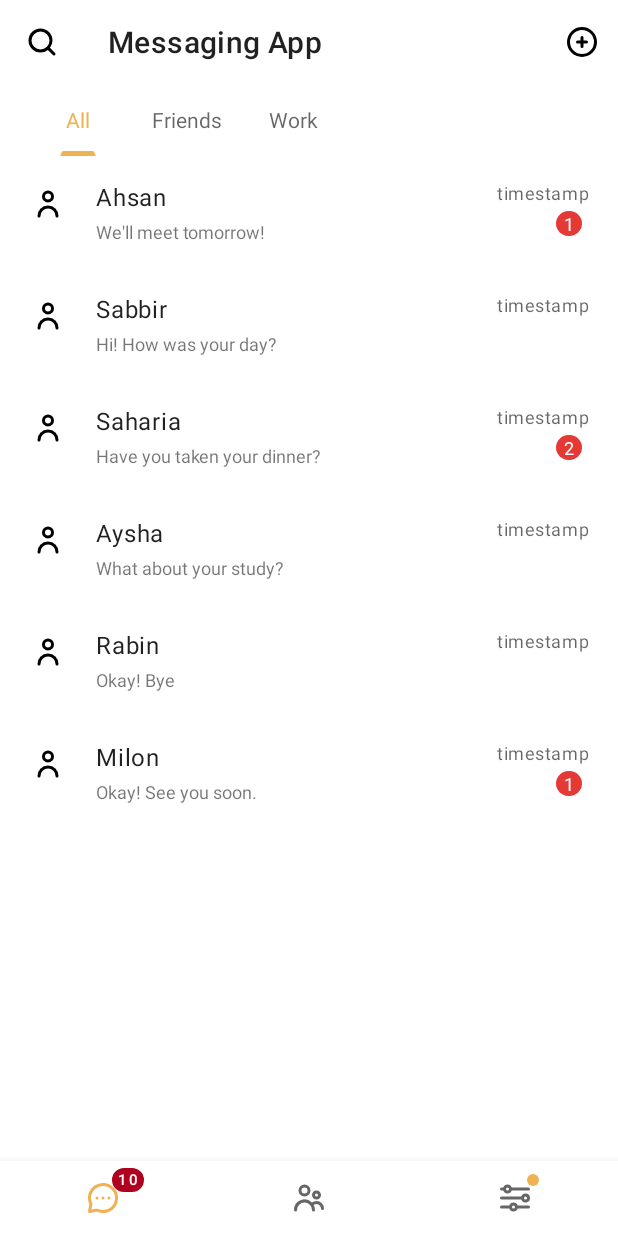
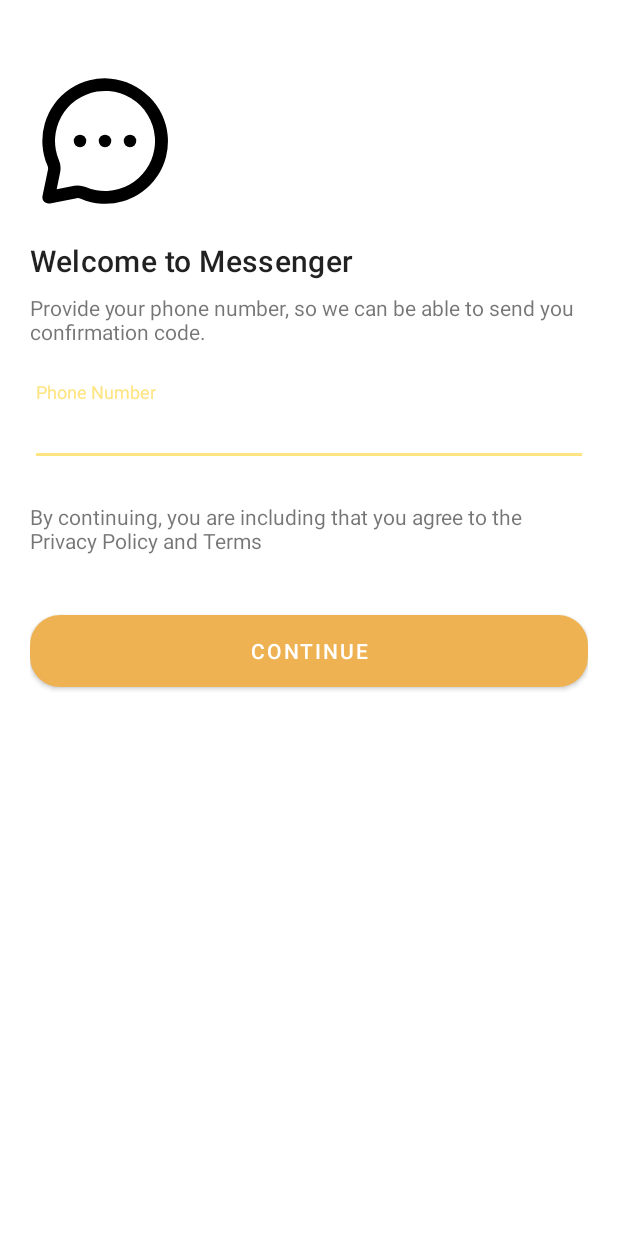
Before and after one commit to qubictech/android_telegram_redesign, an Android app: the screen it shows after launch (MainActivity before the commit, UserSignActivity after it), on a phone screen of 412 x 824 dp. Run offline under Robolectric (Android 15) with nearby library versions, the phone set to English and light mode, and no system bars.

Commit message:
sign in and sign up ui design

```diff
--- a/app/src/main/AndroidManifest.xml
+++ b/app/src/main/AndroidManifest.xml
@@ -17,7 +17,8 @@
         android:supportsRtl="true"
         android:theme="@style/AppTheme"
         tools:ignore="GoogleAppIndexingWarning">
-        <activity android:name=".main.ChatActivity"></activity>
+        <activity android:name=".main.UserSignActivity"></activity>
+        <activity android:name=".main.ChatActivity" />
         <activity android:name=".main.MainActivity" />
         <activity android:name=".main.SplashActivity">
             <intent-filter>
--- a/app/src/main/java/com/tarms/bd/messagingapp/fragment/ChatListFragment.kt
+++ b/app/src/main/java/com/tarms/bd/messagingapp/fragment/main/ChatListFragment.kt
@@ -1,4 +1,4 @@
-package com.tarms.bd.messagingapp.fragment
+package com.tarms.bd.messagingapp.fragment.main
 
 
 import android.os.Bundle
@@ -13,10 +13,8 @@ import androidx.viewpager.widget.ViewPager
 import com.google.android.material.tabs.TabLayout
 import com.tarms.bd.messagingapp.R
 import com.tarms.bd.messagingapp.adapter.ChatTabAdapter
-import com.tarms.bd.messagingapp.data.Chat
 import com.tarms.bd.messagingapp.fragment.tabs.ChatTabFragment
 import com.tarms.bd.messagingapp.repository.MyViewModel
-import java.util.*
 
 
 class ChatListFragment : Fragment() {
--- a/app/src/main/java/com/tarms/bd/messagingapp/fragment/ContactListFragment.kt
+++ b/app/src/main/java/com/tarms/bd/messagingapp/fragment/main/ContactListFragment.kt
@@ -1,4 +1,4 @@
-package com.tarms.bd.messagingapp.fragment
+package com.tarms.bd.messagingapp.fragment.main
 
 
 import android.Manifest
--- a/app/src/main/java/com/tarms/bd/messagingapp/fragment/MoreFragment.kt
+++ b/app/src/main/java/com/tarms/bd/messagingapp/fragment/main/MoreFragment.kt
@@ -1,4 +1,4 @@
-package com.tarms.bd.messagingapp.fragment
+package com.tarms.bd.messagingapp.fragment.main
 
 import android.content.Context
 import android.net.Uri
--- /dev/null
+++ b/app/src/main/java/com/tarms/bd/messagingapp/fragment/sign/SignInFragment.kt
@@ -0,0 +1,26 @@
+package com.tarms.bd.messagingapp.fragment.sign
+
+
+import android.os.Bundle
+import androidx.fragment.app.Fragment
+import android.view.LayoutInflater
+import android.view.View
+import android.view.ViewGroup
+
+import com.tarms.bd.messagingapp.R
+
+/**
+ * A simple [Fragment] subclass.
+ */
+class SignInFragment : Fragment() {
+
+    override fun onCreateView(
+        inflater: LayoutInflater, container: ViewGroup?,
+        savedInstanceState: Bundle?
+    ): View? {
+        // Inflate the layout for this fragment
+        return inflater.inflate(R.layout.fragment_sign_in, container, false)
+    }
+
+
+}
--- a/app/src/main/java/com/tarms/bd/messagingapp/main/SplashActivity.kt
+++ b/app/src/main/java/com/tarms/bd/messagingapp/main/SplashActivity.kt
@@ -13,9 +13,9 @@ class SplashActivity : AppCompatActivity() {
         setContentView(R.layout.activity_splash)
 
 
-        Handler().postDelayed(Runnable {
+        Handler().postDelayed({
             startActivity(Intent(applicationContext,
-                MainActivity::class.java))
+                UserSignActivity::class.java))
             finish()
         },300)
     }
--- /dev/null
+++ b/app/src/main/java/com/tarms/bd/messagingapp/main/UserSignActivity.kt
@@ -0,0 +1,18 @@
+package com.tarms.bd.messagingapp.main
+
+import android.os.Bundle
+import androidx.appcompat.app.AppCompatActivity
+import com.tarms.bd.messagingapp.R
+import com.tarms.bd.messagingapp.fragment.sign.SignInFragment
+
+class UserSignActivity : AppCompatActivity() {
+
+    override fun onCreate(savedInstanceState: Bundle?) {
+        super.onCreate(savedInstanceState)
+        setContentView(R.layout.activity_user_sign)
+
+        if (savedInstanceState == null)
+            supportFragmentManager.beginTransaction()
+                .add(R.id.fragment_container, SignInFragment()).commit()
+    }
+}
--- /dev/null
+++ b/app/src/main/res/layout/activity_user_sign.xml
@@ -0,0 +1,8 @@
+<?xml version="1.0" encoding="utf-8"?>
+<FrameLayout xmlns:android="http://schemas.android.com/apk/res/android"
+    xmlns:app="http://schemas.android.com/apk/res-auto"
+    xmlns:tools="http://schemas.android.com/tools"
+    android:layout_width="match_parent"
+    android:id="@+id/fragment_container"
+    android:layout_height="match_parent"
+    tools:context=".main.UserSignActivity"/>
--- a/app/src/main/res/layout/fragment_chat_list.xml
+++ b/app/src/main/res/layout/fragment_chat_list.xml
@@ -4,7 +4,7 @@
     xmlns:tools="http://schemas.android.com/tools"
     android:layout_width="match_parent"
     android:layout_height="match_parent"
-    tools:context=".fragment.ChatListFragment">
+    tools:context=".fragment.main.ChatListFragment">
 
     <com.google.android.material.appbar.AppBarLayout
         app:liftOnScroll="true"
--- a/app/src/main/res/layout/fragment_contact_list.xml
+++ b/app/src/main/res/layout/fragment_contact_list.xml
@@ -4,7 +4,7 @@
     android:layout_width="match_parent"
     android:layout_height="match_parent"
     xmlns:app="http://schemas.android.com/apk/res-auto"
-    tools:context=".fragment.ContactListFragment">
+    tools:context=".fragment.main.ContactListFragment">
 
     <com.google.android.material.appbar.AppBarLayout
         app:liftOnScroll="true"
--- a/app/src/main/res/layout/fragment_more.xml
+++ b/app/src/main/res/layout/fragment_more.xml
@@ -4,7 +4,7 @@
     xmlns:tools="http://schemas.android.com/tools"
     android:layout_width="match_parent"
     android:layout_height="match_parent"
-    tools:context=".fragment.MoreFragment">
+    tools:context=".fragment.main.MoreFragment">
 
     <com.google.android.material.appbar.AppBarLayout
         android:layout_width="match_parent"
--- /dev/null
+++ b/app/src/main/res/layout/fragment_sign_in.xml
@@ -0,0 +1,59 @@
+<?xml version="1.0" encoding="utf-8"?>
+<LinearLayout xmlns:android="http://schemas.android.com/apk/res/android"
+    xmlns:app="http://schemas.android.com/apk/res-auto"
+    xmlns:tools="http://schemas.android.com/tools"
+    android:layout_width="match_parent"
+    android:layout_height="match_parent"
+    android:orientation="vertical"
+    android:padding="20dp"
+    tools:context=".fragment.sign.SignInFragment">
+
+    <ImageView
+        android:layout_width="100dp"
+        android:layout_height="100dp"
+        android:layout_marginTop="24dp"
+        android:src="@drawable/ic_message_circle_outline" />
+
+    <TextView
+        style="@style/TextAppearance.MaterialComponents.Headline6"
+        android:layout_width="wrap_content"
+        android:layout_height="wrap_content"
+        android:layout_marginTop="16dp"
+        android:text="Welcome to Messenger" />
+
+    <TextView
+        android:layout_width="wrap_content"
+        android:layout_height="wrap_content"
+        android:layout_marginTop="8dp"
+        android:text="Provide your phone number, so we can be able to send you confirmation code." />
+
+    <com.google.android.material.textfield.TextInputLayout
+        android:id="@+id/phone_number"
+        style="@style/Widget.Design.TextInputLayout"
+        android:layout_width="match_parent"
+        android:layout_height="wrap_content"
+        android:layout_marginTop="24dp"
+        android:hint="Phone Number">
+
+        <com.google.android.material.textfield.TextInputEditText
+            android:layout_width="match_parent"
+            android:layout_height="wrap_content" />
+    </com.google.android.material.textfield.TextInputLayout>
+
+    <TextView
+        android:layout_width="wrap_content"
+        android:layout_height="wrap_content"
+        android:layout_marginTop="24dp"
+        android:text="By continuing, you are including that you agree to the Privacy Policy and Terms" />
+
+    <com.google.android.material.button.MaterialButton
+        android:id="@+id/continue_btn"
+        android:layout_width="match_parent"
+        android:layout_height="wrap_content"
+        android:layout_marginTop="40dp"
+        android:insetTop="0dp"
+        android:insetBottom="0dp"
+        android:text="Continue"
+        app:cornerRadius="20dp" />
+
+</LinearLayout>
--- a/build.gradle
+++ b/build.gradle
@@ -10,6 +10,7 @@ buildscript {
     dependencies {
         classpath 'com.android.tools.build:gradle:3.5.3'
         classpath "org.jetbrains.kotlin:kotlin-gradle-plugin:$kotlin_version"
+        classpath 'com.google.gms:google-services:4.2.0'
         // NOTE: Do not place your application dependencies here; they belong
         // in the individual module build.gradle files
     }
```
Also changed, not shown: app/build.gradle (+7 -0 lines), app/src/main/java/com/tarms/bd/messagingapp/fragment/sign/AuthenticationFragment.kt (added, +63 -0 lines), app/src/main/java/com/tarms/bd/messagingapp/fragment/sign/SignUpFragment.kt (added, +102 -0 lines), app/src/main/java/com/tarms/bd/messagingapp/main/MainActivity.kt (+7 -7 lines), app/src/main/res/layout/fragment_authentication.xml (added, +189 -0 lines), app/src/main/res/layout/fragment_sign_up.xml (added, +54 -0 lines).
